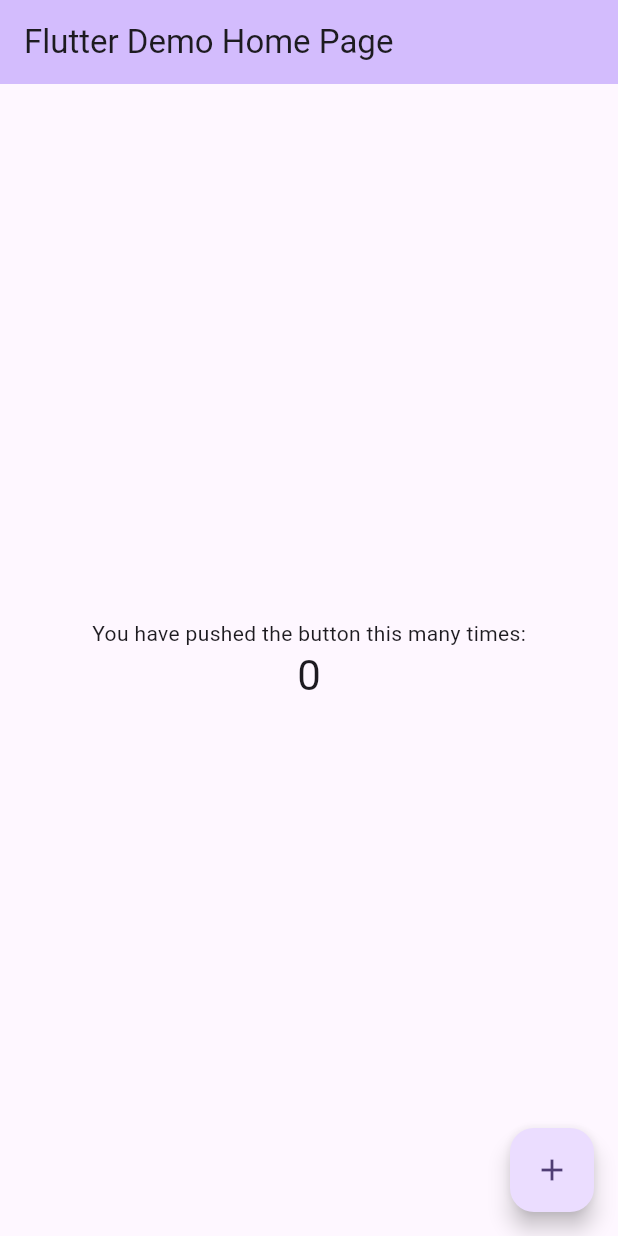
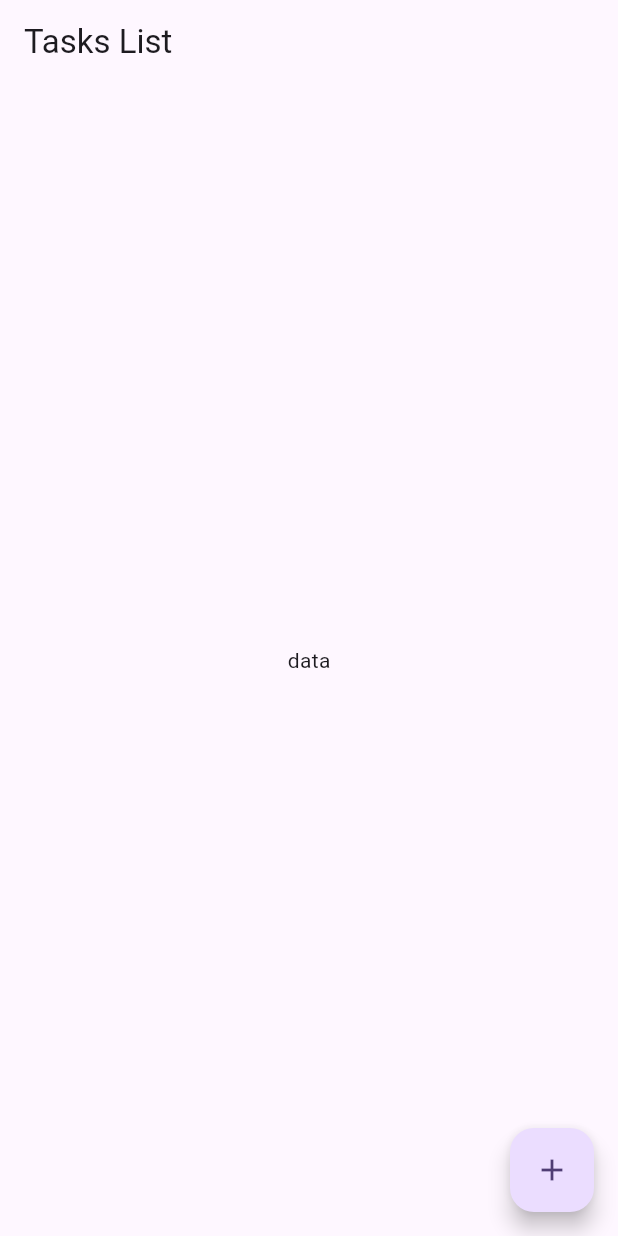
Before and after one commit to ajeethere/taskmanagement, a Flutter app: the screen it shows after launch, on a phone screen of 412 x 824 dp. Run offline on Flutter 3.47's test engine with Material 3 defaults, Android fonts, the light colour scheme and no system bars; our stand-ins replace get.

Commit message:
add task ui completed

```diff
--- a/lib/main.dart
+++ b/lib/main.dart
@@ -1,4 +1,6 @@
 import 'package:flutter/material.dart';
+import 'package:flutterassignement/router/routes.dart';
+import 'package:get/get.dart';
 
 void main() {
   runApp(const MyApp());
@@ -7,119 +9,15 @@
 class MyApp extends StatelessWidget {
   const MyApp({super.key});
 
-  // This widget is the root of your application.
   @override
   Widget build(BuildContext context) {
-    return MaterialApp(
-      title: 'Flutter Demo',
-      theme: ThemeData(
-        // This is the theme of your application.
-        //
-        // TRY THIS: Try running your application with "flutter run". You'll see
-        // the application has a purple toolbar. Then, without quitting the app,
-        // try changing the seedColor in the colorScheme below to Colors.green
-        // and then invoke "hot reload" (save your changes or press the "hot
-        // reload" button in a Flutter-supported IDE, or press "r" if you used
-        // the command line to start the app).
-        //
-        // Notice that the counter didn't reset back to zero; the application
-        // state is not lost during the reload. To reset the state, use hot
-        // restart instead.
-        //
-        // This works for code too, not just values: Most code changes can be
-        // tested with just a hot reload.
-        colorScheme: ColorScheme.fromSeed(seedColor: Colors.deepPurple),
-        useMaterial3: true,
-      ),
-      home: const MyHomePage(title: 'Flutter Demo Home Page'),
-    );
+    return GetMaterialApp(
+        title: 'Flutter Demo',
+        theme: ThemeData(
+          colorScheme: ColorScheme.fromSeed(seedColor: Colors.deepPurple),
+          useMaterial3: true,
+        ),
+        initialRoute: Routes.homeScreen,
+        getPages: getPages);
   }
 }
-
-class MyHomePage extends StatefulWidget {
-  const MyHomePage({super.key, required this.title});
-
-  // This widget is the home page of your application. It is stateful, meaning
-  // that it has a State object (defined below) that contains fields that affect
-  // how it looks.
-
-  // This class is the configuration for the state. It holds the values (in this
-  // case the title) provided by the parent (in this case the App widget) and
-  // used by the build method of the State. Fields in a Widget subclass are
-  // always marked "final".
-
-  final String title;
-
-  @override
-  State<MyHomePage> createState() => _MyHomePageState();
-}
-
-class _MyHomePageState extends State<MyHomePage> {
-  int _counter = 0;
-
-  void _incrementCounter() {
-    setState(() {
-      // This call to setState tells the Flutter framework that something has
-      // changed in this State, which causes it to rerun the build method below
-      // so that the display can reflect the updated values. If we changed
-      // _counter without calling setState(), then the build method would not be
-      // called again, and so nothing would appear to happen.
-      _counter++;
-    });
-  }
-
-  @override
-  Widget build(BuildContext context) {
-    // This method is rerun every time setState is called, for instance as done
-    // by the _incrementCounter method above.
-    //
-    // The Flutter framework has been optimized to make rerunning build methods
-    // fast, so that you can just rebuild anything that needs updating rather
-    // than having to individually change instances of widgets.
-    return Scaffold(
-      appBar: AppBar(
-        // TRY THIS: Try changing the color here to a specific color (to
-        // Colors.amber, perhaps?) and trigger a hot reload to see the AppBar
-        // change color while the other colors stay the same.
-        backgroundColor: Theme.of(context).colorScheme.inversePrimary,
-        // Here we take the value from the MyHomePage object that was created by
-        // the App.build method, and use it to set our appbar title.
-        title: Text(widget.title),
-      ),
-      body: Center(
-        // Center is a layout widget. It takes a single child and positions it
-        // in the middle of the parent.
-        child: Column(
-          // Column is also a layout widget. It takes a list of children and
-          // arranges them vertically. By default, it sizes itself to fit its
-          // children horizontally, and tries to be as tall as its parent.
-          //
-          // Column has various properties to control how it sizes itself and
-          // how it positions its children. Here we use mainAxisAlignment to
-          // center the children vertically; the main axis here is the vertical
-          // axis because Columns are vertical (the cross axis would be
-          // horizontal).
-          //
-          // TRY THIS: Invoke "debug painting" (choose the "Toggle Debug Paint"
-          // action in the IDE, or press "p" in the console), to see the
-          // wireframe for each widget.
-          mainAxisAlignment: MainAxisAlignment.center,
-          children: <Widget>[
-            const Text(
-              'You have pushed the button this many times:',
-            ),
-            Text(
-              '$_counter',
-              style: Theme.of(context).textTheme.headlineMedium,
-            ),
-          ],
-        ),
-      ),
-      floatingActionButton: FloatingActionButton(
-        onPressed: _incrementCounter,
-        tooltip: 'Increment',
-        child: const Icon(Icons.add),
-      ), // This trailing comma makes auto-formatting nicer for build methods.
-    );
-  }
-}
--- /dev/null
+++ b/lib/router/routes.dart
@@ -0,0 +1,23 @@
+import 'package:flutterassignement/screens/add_task_screen.dart';
+import 'package:get/get.dart';
+
+import '../screens/home_screen.dart';
+
+class Routes {
+  static String homeScreen = '/home_screen';
+  static String addTaskScreen = '/add_task_screen';
+}
+
+var transitionAnimation = Transition.rightToLeftWithFade;
+final getPages = [
+  GetPage(
+    name: Routes.homeScreen,
+    page: () => const HomeScreen(),
+    transition: transitionAnimation,
+  ),
+  GetPage(
+    name: Routes.addTaskScreen,
+    page: () => const AddTaskScreen(),
+    transition: transitionAnimation,
+  ),
+];
--- /dev/null
+++ b/lib/screens/home_screen.dart
@@ -0,0 +1,29 @@
+import 'package:flutter/material.dart';
+import 'package:flutterassignement/router/routes.dart';
+import 'package:get/get.dart';
+
+class HomeScreen extends StatefulWidget {
+  const HomeScreen({super.key});
+
+  @override
+  State<HomeScreen> createState() => _HomeScreenState();
+}
+
+class _HomeScreenState extends State<HomeScreen> {
+  @override
+  Widget build(BuildContext context) {
+    return Scaffold(
+      appBar: AppBar(title: const Text("Tasks List"),),
+      body: const Center(
+        child: Text("data"),
+      ),
+      floatingActionButton: FloatingActionButton(
+        onPressed: () {
+         Get.toNamed(Routes.addTaskScreen);
+        },
+        tooltip: 'Add',
+        child: const Icon(Icons.add),
+      ),
+    );
+  }
+}
```
Also changed, not shown: lib/screens/add_task_screen.dart (added, +172 -0 lines), pubspec.yaml (+3 -34 lines), pubspec.lock.
